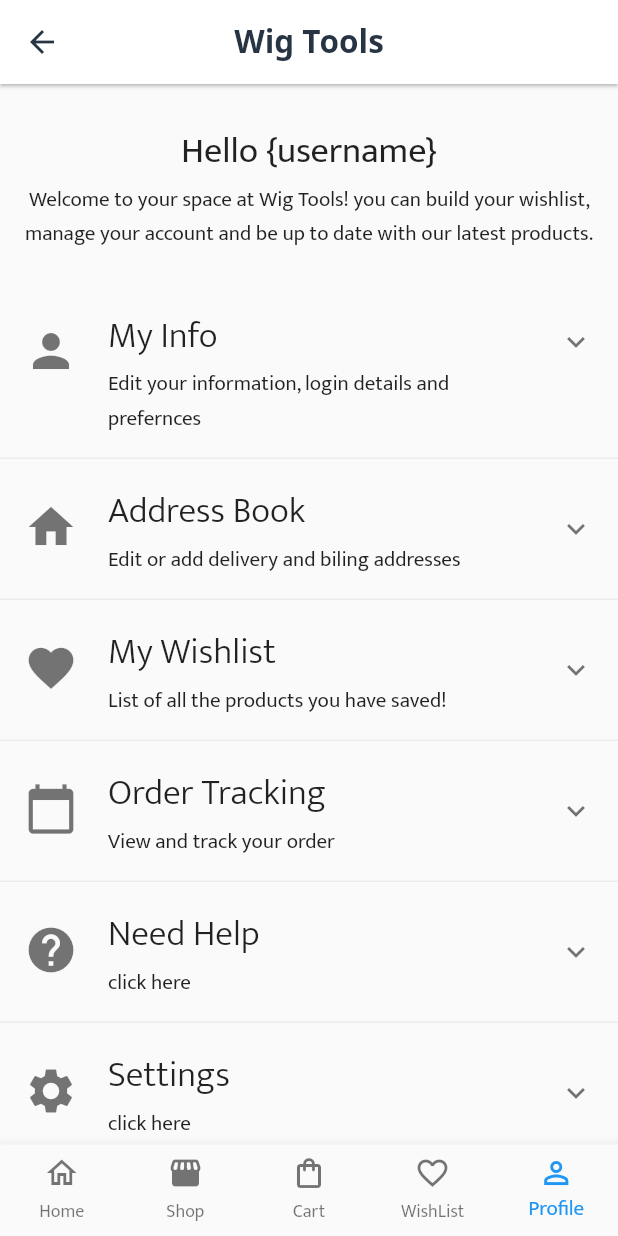
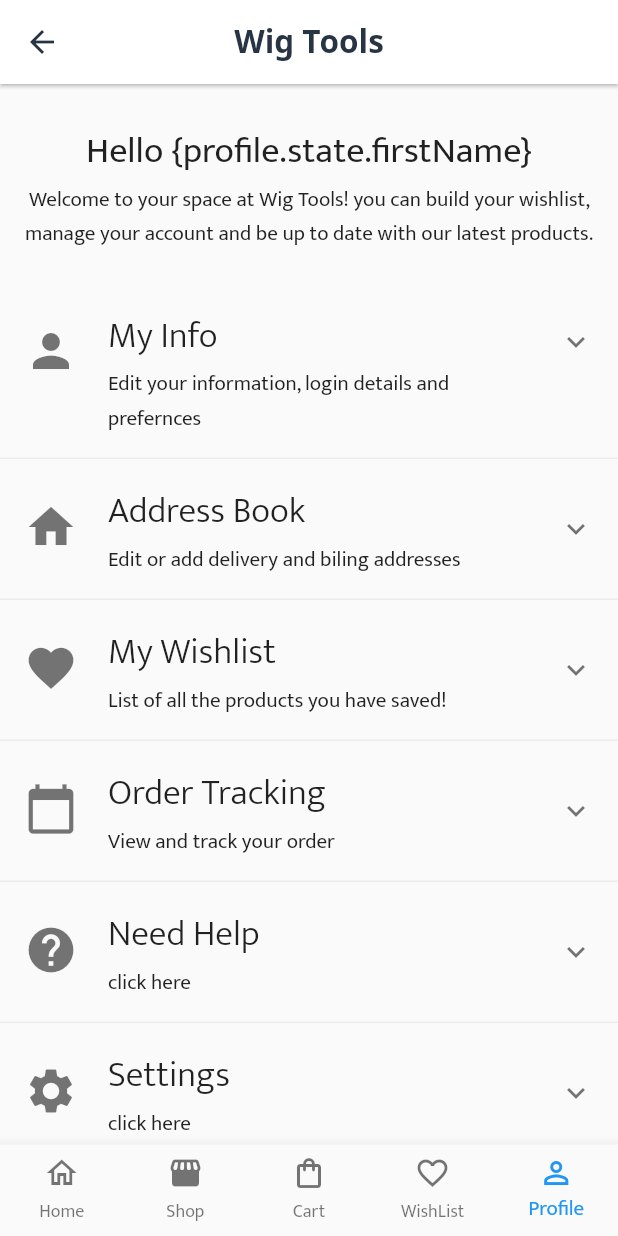
Before and after one commit to mrkayy/beauty-tools, a Flutter app: the HomeScreen screen opened by its route, item 5 of the bottom bar chosen, on a phone screen of 412 x 824 dp. Run offline on Flutter 3.47's test engine with Material 2 defaults, Android fonts, the phone set to English and light mode, and no system bars; our stand-ins replace dio, flutter_riverpod, modal_progress_hud, shared_preferences; accounts and stored records are empty; network calls fail.

Commit message:
adding state notifier to user profile

```diff
--- a/lib/models/user_profile_options.dart
+++ b/lib/models/user_profile_options.dart
@@ -5,10 +5,17 @@ class UserProfileOptions {
   bool isExpanded;
   String title;
   String desc;
+  int index;
   IconData icon;
   List<CommonList> list;
 
-  UserProfileOptions({this.icon, this.desc, this.title, this.isExpanded, this.list}) {
+  UserProfileOptions(
+      {this.icon,
+      this.desc,
+      this.title,
+      this.isExpanded,
+      this.list,
+      this.index}) {
     this.isExpanded = false;
     // this.desc = 'click here';
   }
--- a/lib/src/providers/app_providers.dart
+++ b/lib/src/providers/app_providers.dart
@@ -1,4 +1,6 @@
 export './notifiers/loading_state.dart';
+export './notifiers/userprofile_state.dart';
+
 export './authentication.dart';
 export './categories.dart';
 export './userToken.dart';
--- /dev/null
+++ b/lib/src/providers/notifiers/userprofile_state.dart
@@ -0,0 +1,16 @@
+import 'package:flutter/foundation.dart';
+import 'package:flutter/material.dart';
+import 'package:flutter_riverpod/flutter_riverpod.dart';
+import '../../../models/models.dart';
+
+class UserProfileProvider extends StateNotifier<Profile> {
+  UserProfileProvider([Profile profile]) : super(profile);
+
+  void addProfile({@required String fn, @required String ln}) {
+    print({'fName': fn, 'lName': ln});
+    state = Profile(firstName: fn, lastName: ln);
+  }
+}
+
+final userprofileProvider =
+    StateNotifierProvider<UserProfileProvider,Profile>((ref) => UserProfileProvider());
--- a/lib/src/screens/page/profile_page.dart
+++ b/lib/src/screens/page/profile_page.dart
@@ -8,26 +8,32 @@ import '../../screens/screens.dart';
 import '../../providers/app_providers.dart';
 
 class ProfilePage extends ConsumerWidget {
+  final List<Widget> _profileScreen = <Widget>[];
+
   final List<UserProfileOptions> _option = <UserProfileOptions>[
     UserProfileOptions(
+      index: 1,
       icon: Icons.person,
       title: 'My Info',
       desc: 'Edit your information, login details and prefernces',
     ),
     UserProfileOptions(
+        index: 2,
         icon: Icons.home,
         title: 'Address Book',
         desc: 'Edit or add delivery and biling addresses'),
     UserProfileOptions(
+        index: 3,
         icon: Icons.favorite,
         title: 'My Wishlist',
         desc: 'List of all the products you have saved!'),
     UserProfileOptions(
+        index: 4,
         icon: Icons.calendar_today,
         title: 'Order Tracking',
         desc: 'View and track your order'),
     UserProfileOptions(
-        icon: Icons.help, title: 'Need Help', desc: 'click here'),
+        index: 5, icon: Icons.help, title: 'Need Help', desc: 'click here'),
     UserProfileOptions(
         icon: Icons.settings, title: 'Settings', desc: 'click here'),
   ];
@@ -35,9 +41,10 @@ class ProfilePage extends ConsumerWidget {
   @override
   Widget build(BuildContext context, ScopedReader watch) {
     final authServices = context.read(authsProvider);
-
+    // final profile = context.read(authsProvider);
     final screen = MediaQuery.of(context).size;
     final textTheme = Theme.of(context).textTheme;
+    // final profile = context.read(userprofileProvider);
     return Container(
       constraints:
           BoxConstraints.tightFor(height: screen.height, width: screen.width),
@@ -50,7 +57,8 @@ class ProfilePage extends ConsumerWidget {
             margin: const EdgeInsets.only(top: 15.0, bottom: 12.0),
             child: Column(
               children: [
-                Text('Hello {username}', style: textTheme.headline5.copyWith()),
+                Text('Hello {profile.state.firstName}',
+                    style: textTheme.headline5.copyWith()),
                 Text(
                   'Welcome to your space at Wig Tools! you can build your wishlist, manage your account and be up to date with our latest products.',
                   textAlign: TextAlign.center,
@@ -61,19 +69,17 @@ class ProfilePage extends ConsumerWidget {
           // profile options
           Expanded(
             child: ListView(
-              children: _option
-                  .map((e) => Container(
+              children: _option.map((e) {
+                return Container(
                   padding: const EdgeInsets.symmetric(vertical: 10.0),
                   decoration: BoxDecoration(
                     border: Border(
                       bottom: BorderSide(
-                                color: Theme.of(context).accentColor,
-                                width: 1.0),
+                          color: Theme.of(context).accentColor, width: 1.0),
                     ),
                   ),
                   child: ExpansionTile(
                     // tilePadding: const EdgeInsets.only(top:10),
-
                     leading: Icon(
                       e.icon,
                       size: 36.0,
@@ -85,26 +91,19 @@ class ProfilePage extends ConsumerWidget {
                     ),
                     subtitle: Text(e.desc),
                     children: [
-                            Text(
-                              e.desc,
-                              style: textTheme.caption,
+                      Container(
+                        margin: const EdgeInsets.symmetric(vertical: 10.0),
+                        child: TextButton(
+                          child: Text(
+                            'logout',
+                            style:
+                                textTheme.headline6.copyWith(color: Colors.red),
                           ),
-                            Container(
-                              margin:
-                                  const EdgeInsets.symmetric(vertical: 10.0),
-                              child: TextButton(
-                                style: TextButton.styleFrom(
-                                    textStyle:
-                                        TextStyle(color: Colors.redAccent)),
-                                child: Text('logout'),
                           onPressed: () {
                             authServices.logout().then((value) {
-
                               if (value) {
-                                      Navigator.of(context)
-                                          .pushNamedAndRemoveUntil(
-                                              SplashScreen.id,
-                                              (route) => false);
+                                Navigator.of(context).pushNamedAndRemoveUntil(
+                                    SplashScreen.id, (route) => false);
                               }
                             });
                           },
@@ -112,8 +111,8 @@ class ProfilePage extends ConsumerWidget {
                       ),
                     ],
                   ),
-                      ))
-                  .toList(),
+                );
+              }).toList(),
             ),
           ),
           // ExpansionPanelList(
--- a/lib/src/screens/products_list.dart
+++ b/lib/src/screens/products_list.dart
@@ -71,7 +71,7 @@ class ProductsListScreen extends ConsumerWidget {
                     return Expanded(
                       child: GestureDetector(
                         onTap: () => Navigator.of(context).pop(),
-                        child: eContainer(
+                        child: Container(
                           alignment: Alignment.center,
                           child: Column(
                             crossAxisAlignment: CrossAxisAlignment.center,
--- a/lib/src/screens/signin.dart
+++ b/lib/src/screens/signin.dart
@@ -26,8 +26,9 @@ class SigninScreen extends ConsumerWidget {
       // close keypad and notiffies user
       FocusScope.of(context).requestFocus(new FocusNode());
       print({_credentials.email, _credentials.password});
+      // fetech login service from provider
       final authService = context.read(authsProvider);
-
+      final _profile = context.read(userprofileProvider).;
       // authenticating user into the system
       authService.userLogin(_credentials, context).catchError((err) {
         context.read(loadingChangeNotifer).setLoading(false);
@@ -37,13 +38,13 @@ class SigninScreen extends ConsumerWidget {
           duration: Duration(seconds: 3),
         ));
       }).then((res) {
+        context.read(loadingChangeNotifer).setLoading(false);
         final bool hasUser = res.status;
         if (hasUser) {
           Navigator.of(context).pushReplacement(MaterialPageRoute(
             builder: (_) => HomeScreen(),
           ));
         }
-        context.read(loadingChangeNotifer).setLoading(false);
         ScaffoldMessenger.of(context).showSnackBar(SnackBar(
           content: Text(res.message),
           duration: Duration(seconds: 3),
--- a/lib/src/services/auth_services.dart
+++ b/lib/src/services/auth_services.dart
@@ -1,5 +1,4 @@
 import 'package:dio/dio.dart';
-import 'dart:convert' as convert;
 import 'package:shared_preferences/shared_preferences.dart';
 
 import '../../models/models.dart';
```
Also changed, not shown: lib/src/screens/page/sub-page/account_options.dart (+33 -0 lines), lib/src/screens/page/sub-page/address_options.dart (+33 -0 lines), lib/src/screens/page/sub-page/needhelp_options.dart (+33 -0 lines), lib/src/screens/page/sub-page/ordertracking_options.dart (+33 -0 lines), lib/src/screens/page/sub-page/settings_options.dart (+33 -0 lines), lib/src/screens/page/sub-page/wishlist_options.dart (+33 -0 lines), lib/src/screens/screens.dart (+8 -0 lines). Lines whose indentation alone changed are shown as unchanged.
